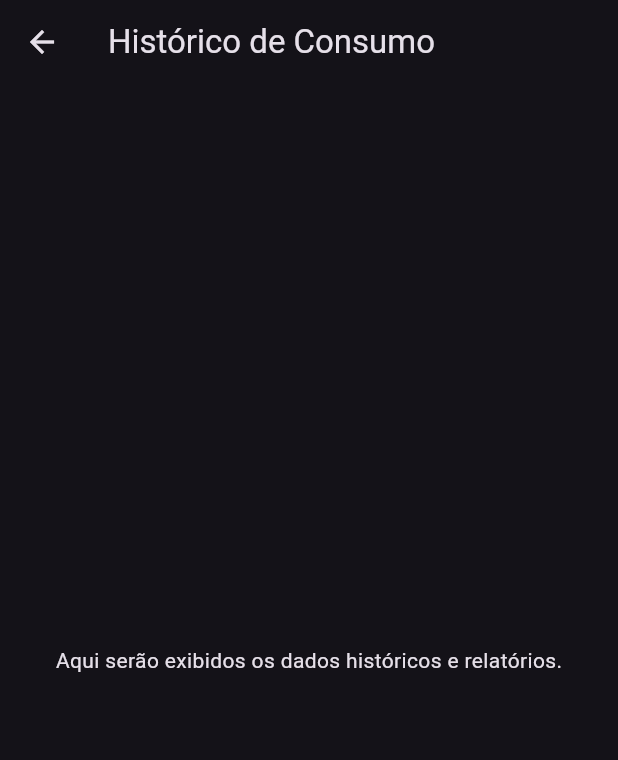
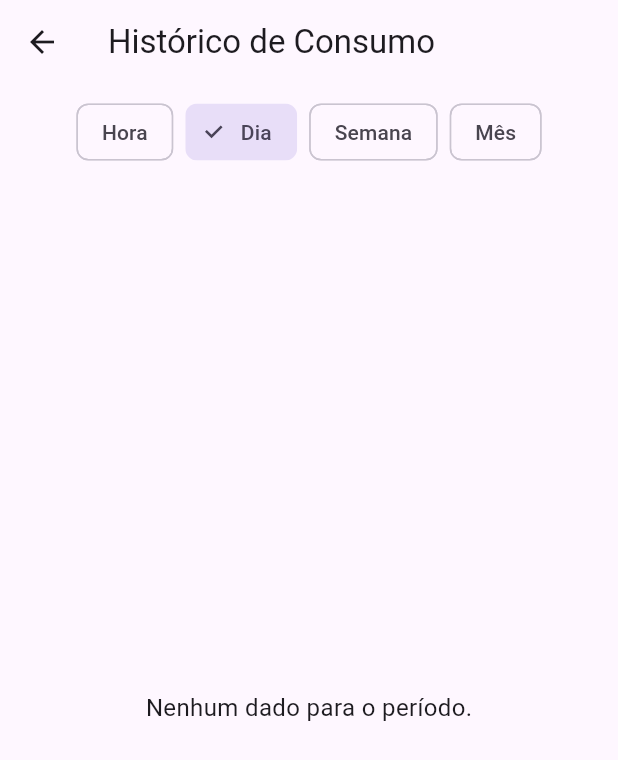
Before and after one commit to frahncky/EMetrics-IoT, a Flutter app: the screen it shows after launch, in the side drawer, after a tap on "Histórico", on a phone screen of 412 x 824 dp. Shown: the top 760 px of the screen. Run offline on Flutter 3.47's test engine with Material 3 defaults, Android fonts, the phone set to English and light mode, and no system bars; our stand-ins replace csv, fl_chart, flutter_local_notifications, flutter_riverpod, sqflite; missing offline and left inert: mqtt_client; accounts and stored records are empty.

Commit message:
Corrige erros de importação, nome de classe e estrutura do app principal. Ajusta teste para usar EmetricsApp.

```diff
--- a/lib/src/app.dart
+++ b/lib/src/app.dart
@@ -1,6 +1,9 @@
+import 'package:flutter/material.dart';
 import 'package:flutter/material.dart';
 import 'package:flutter_riverpod/flutter_riverpod.dart';
 import 'ui/dashboard/dashboard_page.dart';
+import '../src/services/alert_service.dart';
+import '../src/providers/alert_provider.dart';
 
 class EmetricsApp extends StatelessWidget {
   const EmetricsApp({super.key});
@@ -8,11 +11,45 @@ class EmetricsApp extends StatelessWidget {
   @override
   Widget build(BuildContext context) {
     return ProviderScope(
-      child: MaterialApp(
-        title: 'E-Metrics IoT',
-        theme: ThemeData.dark(),
-        home: const DashboardPage(),
-      ),
+      child: _AppInitializer(),
     );
   }
 }
+
+class _AppInitializer extends StatefulWidget {
+  @override
+  State<_AppInitializer> createState() => _AppInitializerState();
+}
+
+class _AppInitializerState extends State<_AppInitializer> {
+  @override
+  void initState() {
+    super.initState();
+    AlertService.init();
+  }
+
+  @override
+  Widget build(BuildContext context) {
+    // Ativa o provider de alertas
+    ProviderScope.containerOf(context, listen: false).read(alertProvider);
+    return MaterialApp(
+      title: 'E-Metrics IoT',
+      theme: ThemeData(
+        brightness: Brightness.light,
+        visualDensity: VisualDensity.adaptivePlatformDensity,
+        textTheme: const TextTheme(
+          bodyMedium: TextStyle(fontSize: 16),
+        ),
+      ),
+      darkTheme: ThemeData(
+        brightness: Brightness.dark,
+        visualDensity: VisualDensity.adaptivePlatformDensity,
+        textTheme: const TextTheme(
+          bodyMedium: TextStyle(fontSize: 18),
+        ),
+      ),
+      themeMode: ThemeMode.system,
+      home: const DashboardPage(),
+    );
+  }
+}
--- /dev/null
+++ b/lib/src/providers/alert_provider.dart
@@ -0,0 +1,19 @@
+import 'package:flutter_riverpod/flutter_riverpod.dart';
+import 'metric_provider.dart';
+import '../services/alert_service.dart';
+
+final alertProvider = Provider<void>((ref) {
+  ref.listen(metricsProvider, (prev, next) async {
+    final metrics = next.asData?.value;
+    if (metrics == null || metrics.isEmpty) return;
+    final last = metrics.first;
+    // Alerta de tensão fora da faixa
+    if (last.voltage < 200 || last.voltage > 240) {
+      await AlertService.showAlert('Tensão fora da faixa', 'Valor: ${last.voltage.toStringAsFixed(2)} V');
+    }
+    // Alerta de consumo excessivo
+    if (last.energy > 10) {
+      await AlertService.showAlert('Consumo excessivo', 'Energia acumulada: ${last.energy.toStringAsFixed(2)} kWh');
+    }
+  });
+});
--- /dev/null
+++ b/lib/src/services/alert_service.dart
@@ -0,0 +1,23 @@
+import 'package:flutter_local_notifications/flutter_local_notifications.dart';
+
+class AlertService {
+  static final _notifications = FlutterLocalNotificationsPlugin();
+
+  static Future<void> init() async {
+    const android = AndroidInitializationSettings('@mipmap/ic_launcher');
+    const settings = InitializationSettings(android: android);
+    await _notifications.initialize(settings);
+  }
+
+  static Future<void> showAlert(String title, String body) async {
+    const android = AndroidNotificationDetails(
+      'main_channel',
+      'Alertas',
+      channelDescription: 'Notificações de alertas do E-Metrics IoT',
+      importance: Importance.max,
+      priority: Priority.high,
+    );
+    const details = NotificationDetails(android: android);
+    await _notifications.show(0, title, body, details);
+  }
+}
--- /dev/null
+++ b/lib/src/ui/dashboard/chart_selector.dart
@@ -0,0 +1,27 @@
+import 'package:flutter/material.dart';
+
+class ChartSelector extends StatelessWidget {
+  final String selected;
+  final ValueChanged<String> onChanged;
+  const ChartSelector({super.key, required this.selected, required this.onChanged});
+
+  @override
+  Widget build(BuildContext context) {
+    const fields = [
+      {'label': 'Tensão (V)', 'value': 'voltage'},
+      {'label': 'Corrente (A)', 'value': 'current'},
+      {'label': 'Potência (W)', 'value': 'power'},
+      {'label': 'Fator Potência', 'value': 'pf'},
+      {'label': 'Frequência (Hz)', 'value': 'frequency'},
+      {'label': 'Energia (kWh)', 'value': 'energy'},
+    ];
+    return Wrap(
+      spacing: 8,
+      children: fields.map((f) => ChoiceChip(
+        label: Text(f['label']!),
+        selected: selected == f['value'],
+        onSelected: (_) => onChanged(f['value']!),
+      )).toList(),
+    );
+  }
+}
--- a/lib/src/ui/dashboard/dashboard_page.dart
+++ b/lib/src/ui/dashboard/dashboard_page.dart
@@ -4,14 +4,20 @@ import 'package:flutter/material.dart';
 import 'package:flutter_riverpod/flutter_riverpod.dart';
 import '../../providers/metric_provider.dart';
 import 'realtime_chart.dart';
+import 'chart_selector.dart';
 import 'dashboard_drawer.dart';
 
-class DashboardPage extends ConsumerWidget {
+class DashboardPage extends ConsumerStatefulWidget {
   const DashboardPage({super.key});
+  @override
+  ConsumerState<DashboardPage> createState() => _DashboardPageState();
+}
+
+class _DashboardPageState extends ConsumerState<DashboardPage> {
+  String _selectedField = 'voltage';
 
   @override
-  Widget build(BuildContext context, WidgetRef ref) {
-    // Ativa o salvamento automático dos dados MQTT recebidos
+  Widget build(BuildContext context) {
     ref.watch(mqttMetricSaverProvider);
     final metricsAsync = ref.watch(metricsProvider);
     final mqttStream = ref.watch(mqttStreamProvider);
@@ -31,6 +37,13 @@ class DashboardPage extends ConsumerWidget {
       body: Column(
         mainAxisAlignment: MainAxisAlignment.center,
         children: [
+          Padding(
+            padding: const EdgeInsets.symmetric(vertical: 8.0),
+            child: ChartSelector(
+              selected: _selectedField,
+              onChanged: (f) => setState(() => _selectedField = f),
+            ),
+          ),
           Expanded(
             child: metricsAsync.when(
               data: (metrics) {
@@ -50,9 +63,9 @@ class DashboardPage extends ConsumerWidget {
                         width: double.infinity,
                         child: Card(
                           color: Colors.grey[900],
-                          child: const Padding(
-                            padding: EdgeInsets.all(8.0),
-                            child: RealtimeChart(field: 'voltage'),
+                          child: Padding(
+                            padding: const EdgeInsets.all(8.0),
+                            child: RealtimeChart(field: _selectedField),
                           ),
                         ),
                       ),
--- /dev/null
+++ b/lib/src/ui/history/history_filter.dart
@@ -0,0 +1,32 @@
+import 'package:flutter/material.dart';
+
+enum HistoryPeriod { hora, dia, semana, mes }
+
+class HistoryFilter extends StatelessWidget {
+  final HistoryPeriod selected;
+  final ValueChanged<HistoryPeriod> onChanged;
+  const HistoryFilter({super.key, required this.selected, required this.onChanged});
+
+  @override
+  Widget build(BuildContext context) {
+    return Row(
+      mainAxisAlignment: MainAxisAlignment.center,
+      children: HistoryPeriod.values.map((period) {
+        final label = switch (period) {
+          HistoryPeriod.hora => 'Hora',
+          HistoryPeriod.dia => 'Dia',
+          HistoryPeriod.semana => 'Semana',
+          HistoryPeriod.mes => 'Mês',
+        };
+        return Padding(
+          padding: const EdgeInsets.symmetric(horizontal: 4),
+          child: ChoiceChip(
+            label: Text(label),
+            selected: selected == period,
+            onSelected: (_) => onChanged(period),
+          ),
+        );
+      }).toList(),
+    );
+  }
+}
--- a/lib/src/ui/history/history_page.dart
+++ b/lib/src/ui/history/history_page.dart
@@ -1,15 +1,87 @@
+import 'history_export.dart';
 import 'package:flutter/material.dart';
+import 'package:flutter_riverpod/flutter_riverpod.dart';
+import '../../providers/metric_provider.dart';
+import 'history_filter.dart';
 
-class HistoryPage extends StatelessWidget {
+class HistoryPage extends ConsumerStatefulWidget {
   const HistoryPage({super.key});
+  @override
+  ConsumerState<HistoryPage> createState() => _HistoryPageState();
+}
+
+class _HistoryPageState extends ConsumerState<HistoryPage> {
+  HistoryPeriod _period = HistoryPeriod.dia;
 
   @override
   Widget build(BuildContext context) {
+    final metricsAsync = ref.watch(metricsProvider);
     return Scaffold(
       appBar: AppBar(title: const Text('Histórico de Consumo')),
-      body: Center(
-        child: Text('Aqui serão exibidos os dados históricos e relatórios.'),
+      body: Column(
+        children: [
+          const SizedBox(height: 8),
+          HistoryFilter(
+            selected: _period,
+            onChanged: (p) => setState(() => _period = p),
+          ),
+          const SizedBox(height: 8),
+          Expanded(
+            child: metricsAsync.when(
+              data: (metrics) {
+                final filtered = _filterMetrics(metrics, _period);
+                if (filtered.isEmpty) {
+                  return const Center(child: Text('Nenhum dado para o período.'));
+                }
+                return Column(
+                  children: [
+                    Padding(
+                      padding: const EdgeInsets.symmetric(vertical: 8.0),
+                      child: HistoryExportButton(metrics: filtered.cast()),
+                    ),
+                    Expanded(
+                      child: ListView.separated(
+                        itemCount: filtered.length,
+                        separatorBuilder: (_, __) => const Divider(height: 1),
+                        itemBuilder: (context, i) {
+                          final m = filtered[i];
+                          return ListTile(
+                            title: Text('${m.voltage.toStringAsFixed(2)} V, ${m.current.toStringAsFixed(2)} A, ${m.power.toStringAsFixed(2)} W'),
+                            subtitle: Text('${m.timestamp}'),
+                            trailing: Text('${m.energy.toStringAsFixed(2)} kWh'),
+                          );
+                        },
+                      ),
+                    ),
+                  ],
+                );
+              },
+              loading: () => const Center(child: CircularProgressIndicator()),
+              error: (e, _) => Center(child: Text('Erro ao carregar histórico: $e')),
+            ),
+          ),
+        ],
       ),
     );
   }
+
+  List<dynamic> _filterMetrics(List<dynamic> metrics, HistoryPeriod period) {
+    final now = DateTime.now();
+    DateTime from;
+    switch (period) {
+      case HistoryPeriod.hora:
+        from = now.subtract(const Duration(hours: 1));
+        break;
+      case HistoryPeriod.dia:
+        from = DateTime(now.year, now.month, now.day);
+        break;
+      case HistoryPeriod.semana:
+        from = now.subtract(const Duration(days: 7));
+        break;
+      case HistoryPeriod.mes:
+        from = DateTime(now.year, now.month, 1);
+        break;
+    }
+    return metrics.where((m) => m.timestamp.isAfter(from)).toList();
+  }
 }
```
Also changed, not shown: lib/src/ui/history/history_export.dart (added, +41 -0 lines), lib/src/ui/settings/settings_page.dart (+53 -18 lines), 2 other files.
